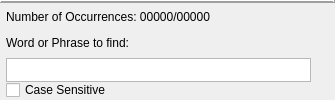
Before: the Qt Designer form programs/KJVCanOpener/KJVSearchPhraseEdit.ui in dewhisna/KingJamesPureBibleSearch, drawn with Qt 5.
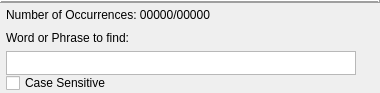
After: the same form once the commit is applied. Icons and pictures are not drawn. Custom widgets are drawn as their Qt base class.

Commit message: Finally finished fixing (removing) the initialize(CBibleDatabasePtr) stubs so that all objects needing a database is propertly created with it, with the only exception being those classes, like CParsedPhrase and CVerseListItem, which have variant metatypes and must have a default constructor.  Added BeginEditBlock and EndEditBlock to the highlighting cursor in an attempt to optimize it.  Fixed CTipEdit dismiss by keyboard to reactivate the parent widget. Fixed the Scripture Browser activate notification signal.

What changed in the file:
```diff
--- a/programs/KJVCanOpener/KJVSearchPhraseEdit.ui
+++ b/programs/KJVCanOpener/KJVSearchPhraseEdit.ui
@@ -24,6 +24,14 @@
 ****************************************************************************</comment>
  <class>CKJVSearchPhraseEdit</class>
  <widget class="QWidget" name="CKJVSearchPhraseEdit">
+  <property name="geometry">
+   <rect>
+    <x>0</x>
+    <y>0</y>
+    <width>380</width>
+    <height>93</height>
+   </rect>
+  </property>
   <property name="sizePolicy">
    <sizepolicy hsizetype="Preferred" vsizetype="Preferred">
     <horstretch>0</horstretch>
```
Left out of the diff: 2 changed lines with no effect on the pictures. The commit also changes 15 other files.
